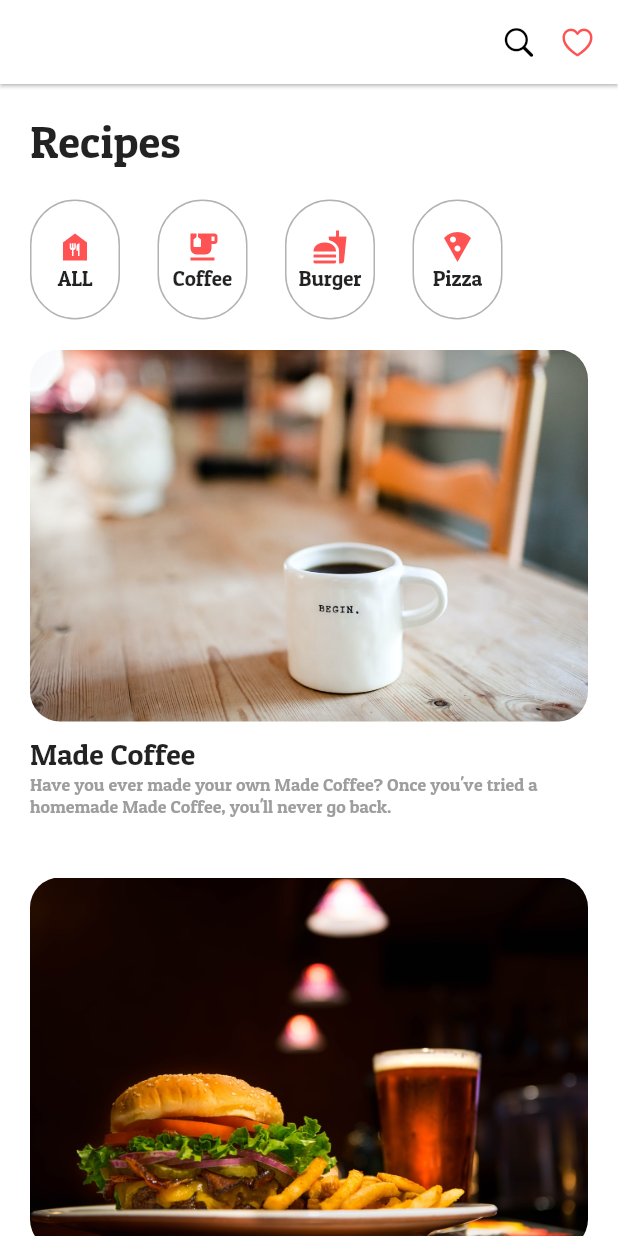
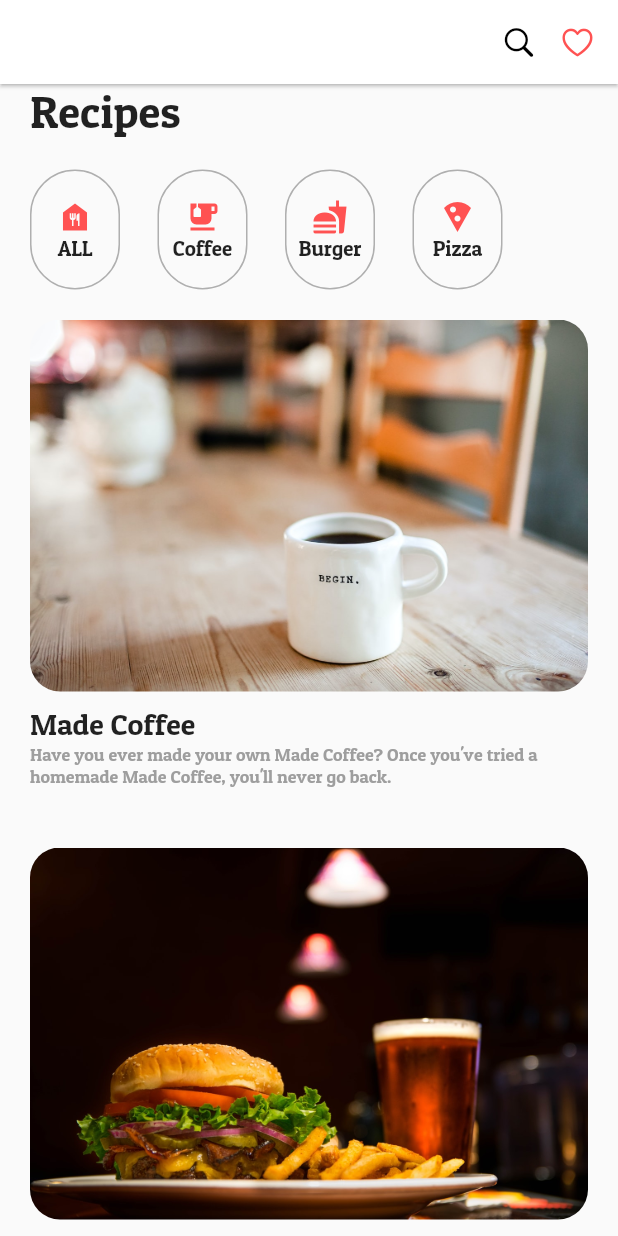
Before and after one commit to alsdud110/recipe_app, a Flutter app: the screen it shows after launch, on a phone screen of 412 x 824 dp. Run offline on Flutter 3.47's test engine with Material 2 defaults, Android fonts, the phone set to English and light mode, and no system bars.

Commit message:
혼자 다시 실습

```diff
--- a/lib/components/recipe_list_item.dart
+++ b/lib/components/recipe_list_item.dart
@@ -29,7 +29,9 @@ class RecipeListItem extends StatelessWidget {
           ),
           Text(
             title,
-            style: const TextStyle(fontSize: 20),
+            style: const TextStyle(
+              fontSize: 20,
+            ),
           ),
           Text(
             "Have you ever made your own $title? Once you've tried a homemade $title, you'll never go back.",
--- a/lib/components/recipe_menu.dart
+++ b/lib/components/recipe_menu.dart
@@ -6,11 +6,12 @@ class RecipeMenu extends StatelessWidget {
   @override
   Widget build(BuildContext context) {
     return Padding(
-      padding: const EdgeInsets.only(top: 20),
+      padding: const EdgeInsets.only(
+        top: 20,
+      ),
       child: Row(
-        // 메뉴 아이템들의 방향이 수평방향이기 때문에 Row로
         children: [
-          _buildMenuItem(Icons.food_bank, "ALL"), // 재사용이기 때문에 Extract Widget
+          _buildMenuItem(Icons.food_bank, "ALL"),
           const SizedBox(width: 25),
           _buildMenuItem(Icons.emoji_food_beverage, "Coffee"),
           const SizedBox(width: 25),
@@ -22,7 +23,6 @@ class RecipeMenu extends StatelessWidget {
     );
   }
 
-  // Widget은 모든 위젯의 부모이기 때문에 함수 리턴 타입은 Widget으로 하는게 좋다.
   Widget _buildMenuItem(IconData icon, String text) {
     return Container(
       width: 60,
--- a/lib/components/recipe_title.dart
+++ b/lib/components/recipe_title.dart
@@ -5,13 +5,10 @@ class RecipeTitle extends StatelessWidget {
 
   @override
   Widget build(BuildContext context) {
-    return const Padding(
-      padding: EdgeInsets.only(top: 20),
-      child: Text(
-        "Recipes",
-        style: TextStyle(
-          fontSize: 30,
-        ),
+    return const Text(
+      "Recipes",
+      style: TextStyle(
+        fontSize: 30,
       ),
     );
   }
--- a/lib/pages/recipe_page.dart
+++ b/lib/pages/recipe_page.dart
@@ -10,18 +10,19 @@ class RecipePage extends StatelessWidget {
   @override
   Widget build(BuildContext context) {
     return Scaffold(
-      backgroundColor: Colors.white,
       appBar: _buildRecipeAppBar(),
-      body: Padding(
+      body: SafeArea(
+        child: Padding(
           padding: const EdgeInsets.symmetric(horizontal: 20),
           child: ListView(
             children: const [
               RecipeTitle(),
               RecipeMenu(),
               RecipeListItem(imageName: "coffee", title: "Made Coffee"),
-            RecipeListItem(imageName: "burger", title: "Made pizza"),
-            RecipeListItem(imageName: "pizza", title: "Made pizza"),
+              RecipeListItem(imageName: "burger", title: "Made Burger"),
+              RecipeListItem(imageName: "pizza", title: "Made Pizza"),
             ],
+          ),
         ),
       ),
     );
```
Lines whose indentation alone changed are shown as unchanged.
